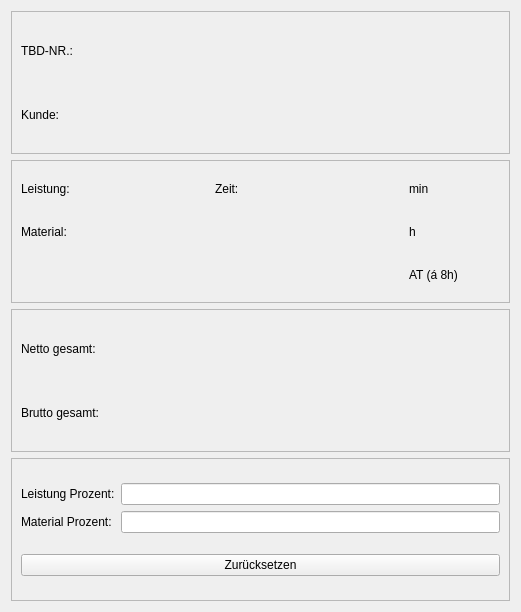
First picture: the form in form/percentage_content.ui, repository romanweissflog/FAKT, before the edit.
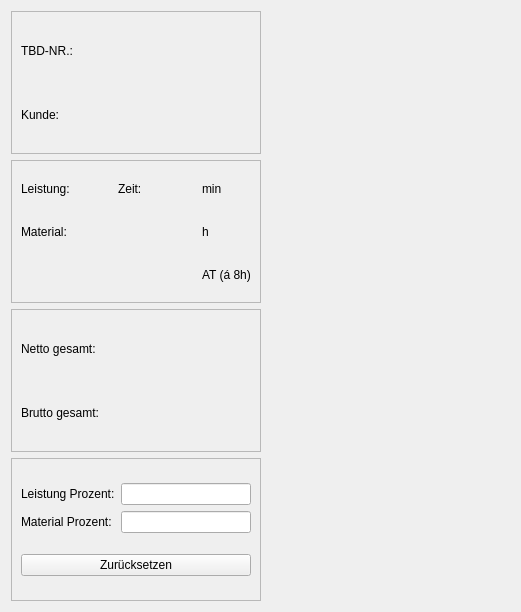
Second picture: the form after the edit. Custom widgets are drawn as their Qt base class.

What changed in the file:
```diff
--- a/form/percentage_content.ui
+++ b/form/percentage_content.ui
@@ -13,6 +13,8 @@
   <property name="windowTitle">
    <string>Form</string>
   </property>
+  <layout class="QHBoxLayout" name="horizontalLayout">
+   <item>
   <layout class="QVBoxLayout" name="verticalLayout_2">
    <item>
     <widget class="QFrame" name="frame">
@@ -225,6 +227,21 @@
       </item>
      </layout>
     </widget>
+     </item>
+    </layout>
+   </item>
+   <item>
+    <spacer name="horizontalSpacer">
+     <property name="orientation">
+      <enum>Qt::Horizontal</enum>
+     </property>
+     <property name="sizeHint" stdset="0">
+      <size>
+       <width>218</width>
+       <height>20</height>
+      </size>
+     </property>
+    </spacer>
    </item>
   </layout>
  </widget>
```
Lines whose indentation alone changed are shown as unchanged.
